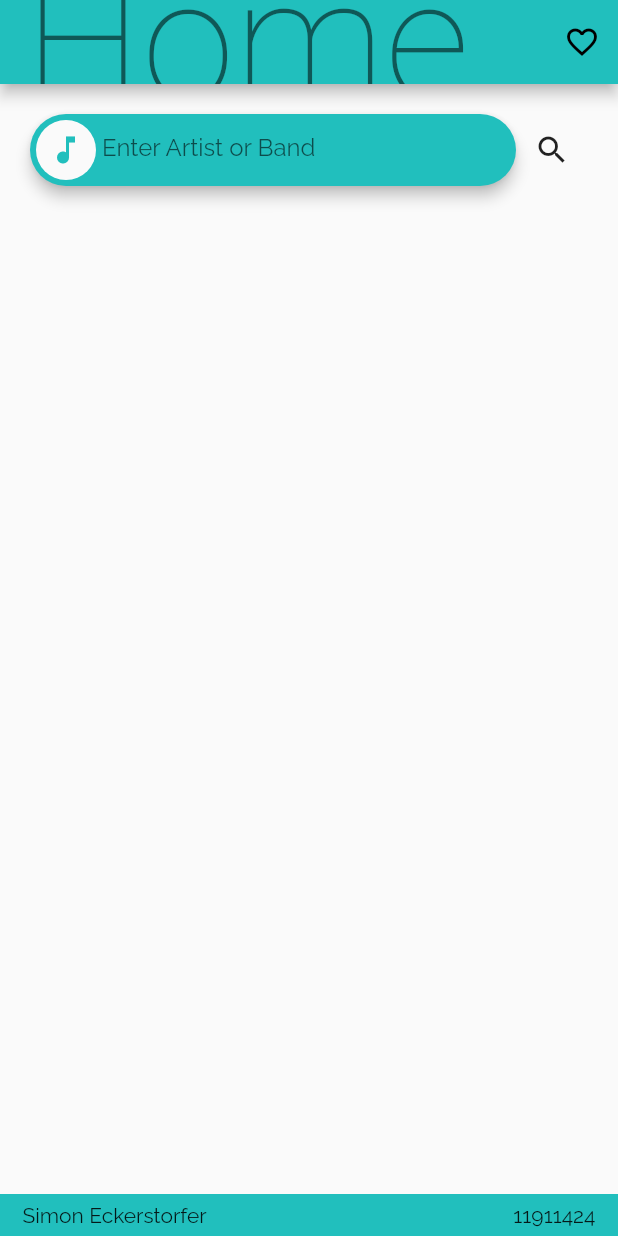
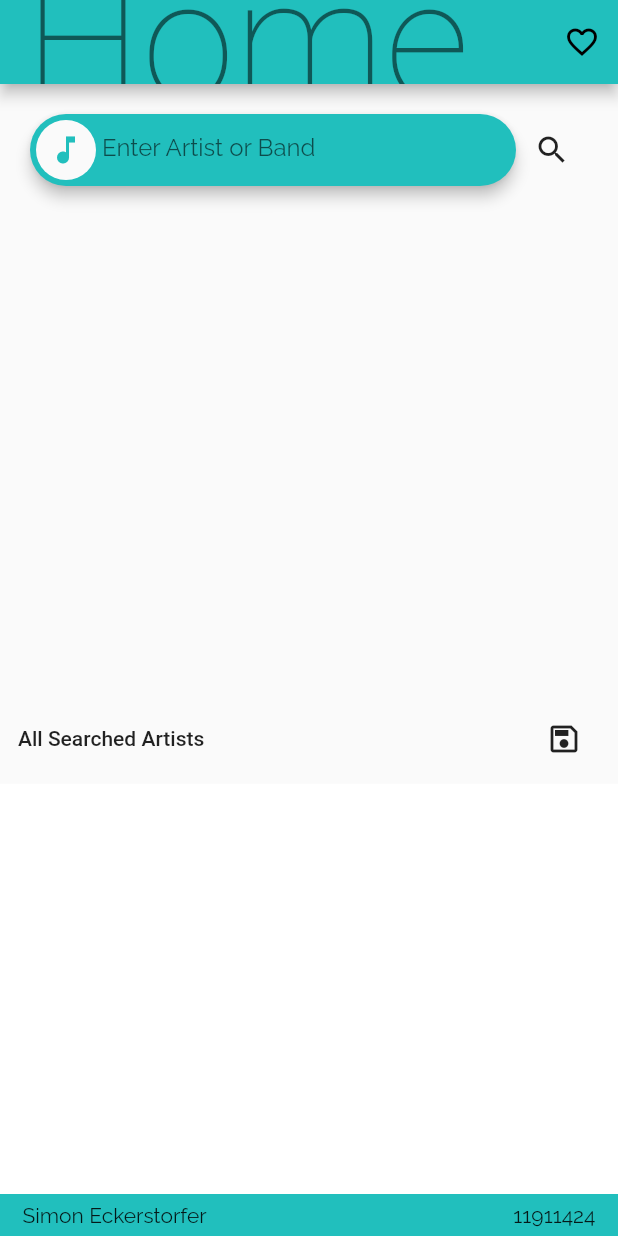
Before and after one commit to S-ecki/Music-Search, a Flutter app: the screen it shows after launch, on a phone screen of 412 x 824 dp. Run offline on Flutter 3.47's test engine with Material 2 defaults, Android fonts, the phone set to English and light mode, and no system bars; our stand-ins replace cloud_firestore, firebase_core, google_fonts; accounts and stored records are empty.

Commit message:
Added realtime list of searched artists

```diff
--- a/lib/components/search_field.dart
+++ b/lib/components/search_field.dart
@@ -91,7 +91,7 @@ class _SearchFieldState extends State<SearchField> {
           "https://www.theaudiodb.com/api/v1/json/1/search.php?s=${_controller.text}");
       final response = await http.get(url);
       // create Artist object from retrieved json
-      Artist artist = Artist.fromJson(jsonDecode(response.body));
+      Artist artist = Artist.fromJsonAPI(jsonDecode(response.body));
       return artist;
     } on NoSuchMethodError catch (_) {
       // show error if no results were found
--- /dev/null
+++ b/lib/components/search_header.dart
@@ -0,0 +1,22 @@
+import 'package:flutter/material.dart';
+
+class SearchHeader extends StatelessWidget {
+  @override
+  Widget build(BuildContext context) {
+    return Container(
+      child: Padding(
+        padding: const EdgeInsets.symmetric(horizontal: 12, vertical: 6),
+        child: Row(
+          mainAxisAlignment: MainAxisAlignment.spaceBetween,
+          children: [
+            Text(
+              "All Searched Artists",
+              style: Theme.of(context).accentTextTheme.bodyText1,
+            ),
+            IconButton(icon: Icon(Icons.save_outlined), onPressed: () {},),
+          ],
+        ),
+      ),
+    );
+  }
+}
--- /dev/null
+++ b/lib/components/searched_artist_list.dart
@@ -0,0 +1,79 @@
+import 'package:cloud_firestore/cloud_firestore.dart';
+import 'package:flutter/material.dart';
+import 'package:hci_a2_app/provider/artist.dart';
+
+class SearchedArtistList extends StatelessWidget {
+  final _artistStream = FirebaseFirestore.instance
+      .collection("SearchedArtists")
+      .orderBy("name")
+      .snapshots()
+      .distinct();
+
+  @override
+  Widget build(BuildContext context) {
+    return Expanded(
+      child: Container(
+        color: Colors.white,
+        child: StreamBuilder(
+          stream: _artistStream,
+          builder: (context, snapshot) {
+            if (snapshot.hasError) {
+              return Text(":(");
+            }
+
+            if (snapshot.connectionState == ConnectionState.waiting) {
+              return CircularProgressIndicator();
+            }
+
+            final List<Widget> result = snapshot.data.docs.map<Widget>((doc) {
+              return ListTile(
+                title: Text(doc["name"]),
+              );
+            }).toList();
+
+            return ListView.separated(
+              itemCount: result.length,
+              itemBuilder: (_, i) => result[i],
+              separatorBuilder: (_, __) => Divider(),
+            );
+          },
+        ),
+      ),
+    );
+  }
+}
+
+// class UserInformation extends StatefulWidget {
+//   @override
+//   _UsetInfomation createState() => _UserInfomationState();
+// }
+
+// class _UserInformationState extends State<UserInformation> {
+//   final Stream<QuerySnapshot> _usersStream =
+//       FirebaseFirestore.instance.collection('users').snapshots();
+
+//   @override
+//   Widget build(BuildContext context) {
+//     return StreamBuilder<QuerySnapshot>(
+//       stream: _usersStream,
+//       builder: (BuildContext context, AsyncSnapshot<QuerySnapshot> snapshot) {
+//         if (snapshot.hasError) {
+//           return Text('Something went wrong');
+//         }
+
+//         if (snapshot.connectionState == ConnectionState.waiting) {
+//           return Text("Loading");
+//         }
+
+//         return new ListView(
+//           children: snapshot.data.docs.map((DocumentSnapshot document) {
+//             return new ListTile(
+//               title: new Text(document.data()['full_name']),
+//               subtitle: new Text(document.data()['company']),
+//             );
+//           }).toList(),
+//         );
+//       },
+//     );
+//   }
+// }
--- /dev/null
+++ b/lib/components/searched_list.dart
@@ -0,0 +1,19 @@
+import 'package:flutter/material.dart';
+import 'package:hci_a2_app/components/search_header.dart';
+import 'package:hci_a2_app/components/searched_artist_list.dart';
+
+class SearchedList extends StatelessWidget {
+  @override
+  Widget build(BuildContext context) {
+    return Container(
+      child: Expanded(
+        child: Column(
+          children: [
+            SearchHeader(),
+            SearchedArtistList(),
+          ],
+        ),
+      ),
+    );
+  }
+}
--- a/lib/provider/artist.dart
+++ b/lib/provider/artist.dart
@@ -18,13 +18,32 @@ class Artist {
         this._genre = genre;
 
   // for conventient parsing
-  factory Artist.fromJson(Map<String, dynamic> json) {
+  factory Artist.fromJsonAPI(Map<String, dynamic> json) {
     return Artist(
       id: json['artists'][0]['idArtist'],
       name: json['artists'][0]['strArtist'],
       formed: json['artists'][0]['intFormedYear'],
       genre: json['artists'][0]['strGenre'],
     );
+  }
+
+  // for type safety on firebase
+  Artist.fromJsonFirebase(Map<String, Object> json)
+      : this(
+          id: json["id"] as String,
+          name: json["name"] as String,
+          formed: json["formed"] as String,
+          genre: json["genre"] as String,
+        );
+
+  // for type safety on firebase
+  Map<String, Object> toJsonFirebase() {
+    return {
+      "id": id,
+      "name": name,
+      "formed": formed,
+      "genre": genre,
+    };
   }
 
   String get id {
--- a/lib/screens/home.dart
+++ b/lib/screens/home.dart
@@ -2,6 +2,7 @@ import 'package:flutter/material.dart';
 import 'package:hci_a2_app/components/footer.dart';
 import 'package:hci_a2_app/components/search_field.dart';
 import 'package:hci_a2_app/components/search_result.dart';
+import 'package:hci_a2_app/components/searched_list.dart';
 import 'package:hci_a2_app/screens/favourites.dart';
 
 class HomeScreen extends StatelessWidget {
@@ -31,6 +32,8 @@ class HomeScreen extends StatelessWidget {
             SearchField(),
             // takes as much space as is left
             SearchResult(),
+            //
+            SearchedList(),
             // takes as much space as it needs
             Footer(),
           ],
```
Also changed, not shown: lib/firestore/functions.dart (+7 -7 lines).
